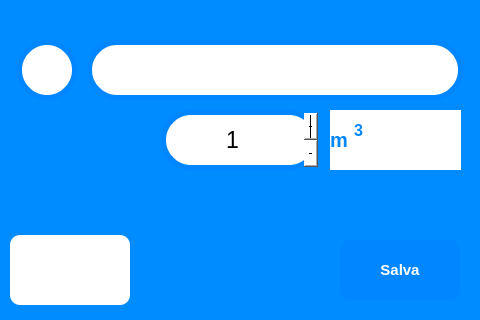
Above: view/registra_ambienti.ui from ISacchitella/MicroOne_v1.1 before the change. Below: the same form after it.
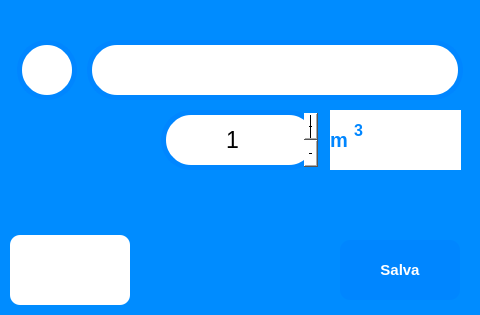
That is the form after the change. Icons and pictures are not drawn.

```diff
--- a/view/registra_ambienti.ui
+++ b/view/registra_ambienti.ui
@@ -7,7 +7,7 @@
     <x>0</x>
     <y>0</y>
     <width>480</width>
-    <height>320</height>
+    <height>315</height>
    </rect>
   </property>
   <property name="windowTitle">
```
